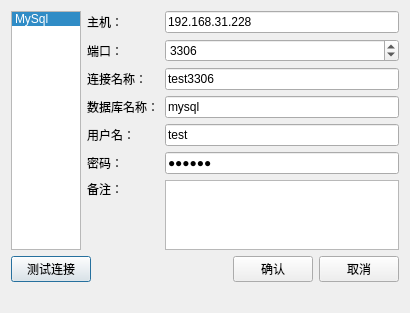
First picture: the form in mainPulse/PulseUI/pcreateconnectdialog.ui, repository XianSheng-Chu/DataPulse, before the edit.
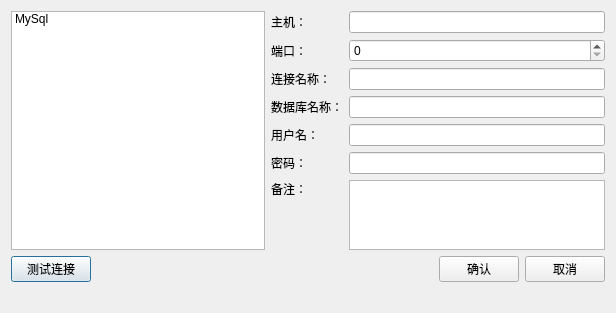
Second picture: the form after the edit.

```diff
--- a/mainPulse/PulseUI/pcreateconnectdialog.ui
+++ b/mainPulse/PulseUI/pcreateconnectdialog.ui
@@ -6,8 +6,8 @@
    <rect>
     <x>0</x>
     <y>0</y>
-    <width>410</width>
-    <height>282</height>
+    <width>616</width>
+    <height>305</height>
    </rect>
   </property>
   <property name="sizePolicy">
@@ -28,7 +28,7 @@
      <item row="2" column="2">
       <widget class="QLineEdit" name="editConnectName">
        <property name="text">
-        <string>test3306</string>
+        <string/>
        </property>
       </widget>
      </item>
@@ -38,7 +38,7 @@
         <string/>
        </property>
        <property name="text">
-        <string>123456</string>
+        <string/>
        </property>
        <property name="echoMode">
         <enum>QLineEdit::PasswordEchoOnEdit</enum>
@@ -61,7 +61,7 @@
      <item row="0" column="0" rowspan="7">
       <widget class="QListWidget" name="listWidget">
        <property name="currentRow">
-        <number>0</number>
+        <number>-1</number>
        </property>
        <item>
         <property name="text">
@@ -73,7 +73,7 @@
      <item row="4" column="2">
       <widget class="QLineEdit" name="editUserName">
        <property name="text">
-        <string>test</string>
+        <string/>
        </property>
       </widget>
      </item>
@@ -108,7 +108,7 @@
      <item row="3" column="2">
       <widget class="QLineEdit" name="editDBName">
        <property name="text">
-        <string>mysql</string>
+        <string/>
        </property>
       </widget>
      </item>
@@ -125,7 +125,7 @@
      <item row="0" column="2">
       <widget class="QLineEdit" name="editHost">
        <property name="text">
-        <string>192.168.31.228</string>
+        <string/>
        </property>
       </widget>
      </item>
@@ -145,7 +145,10 @@
         <number>65535</number>
        </property>
        <property name="value">
-        <number>3306</number>
+        <number>0</number>
+       </property>
+       <property name="displayIntegerBase">
+        <number>10</number>
        </property>
       </widget>
      </item>
```
